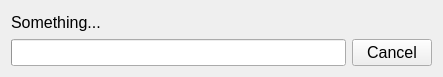
DinoZAR/CentralAccessReader, file src/forms/document_load_progress.ui: the form before one commit.
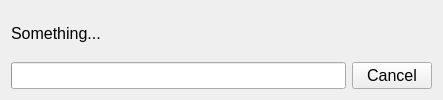
The form after the commit. Icons and pictures are not drawn.

Commit message: Adjusted the UI so that it looks better on Mac and more consistent with Windows.

The edit to the form file:
```diff
--- a/src/forms/document_load_progress.ui
+++ b/src/forms/document_load_progress.ui
@@ -10,7 +10,7 @@
     <x>0</x>
     <y>0</y>
     <width>443</width>
-    <height>77</height>
+    <height>100</height>
    </rect>
   </property>
   <property name="font">
@@ -25,7 +25,7 @@
    <iconset resource="resource.qrc">
     <normaloff>:/icons/icons/document_open.png</normaloff>:/icons/icons/document_open.png</iconset>
   </property>
-  <layout class="QVBoxLayout" name="verticalLayout">
+  <layout class="QVBoxLayout" name="verticalLayout" stretch="0,1">
    <item>
     <widget class="QLabel" name="label">
      <property name="text">
@@ -34,7 +34,7 @@
     </widget>
    </item>
    <item>
-    <layout class="QHBoxLayout" name="horizontalLayout">
+    <layout class="QHBoxLayout" name="horizontalLayout" stretch="1,0">
      <item>
       <widget class="QProgressBar" name="progressBar">
        <property name="value">
```
The commit also changes 3 other files.
